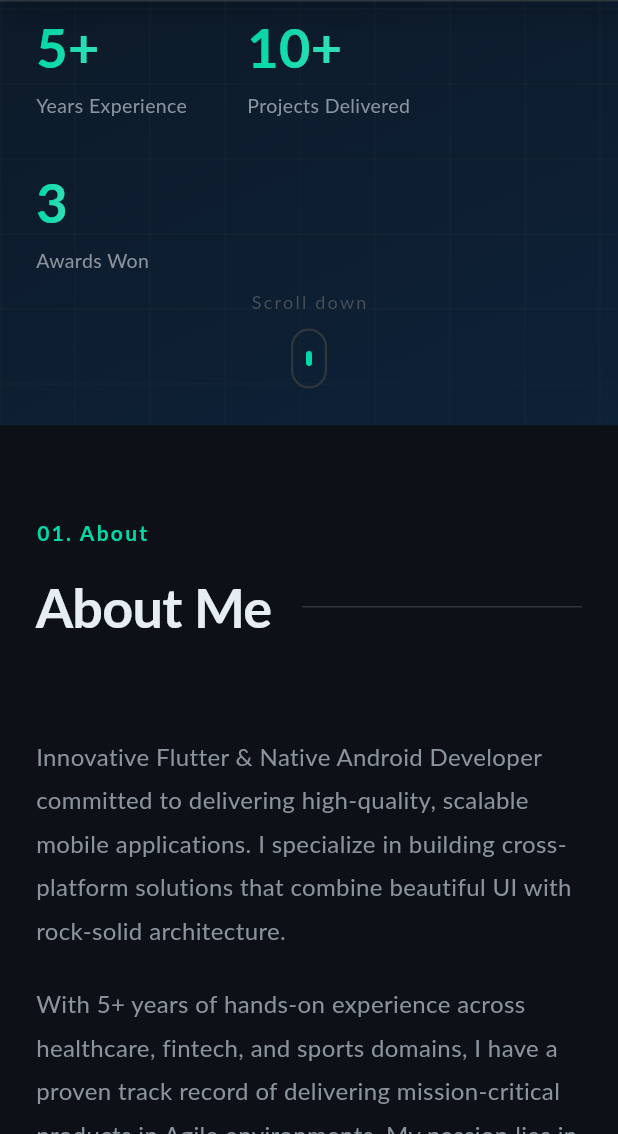
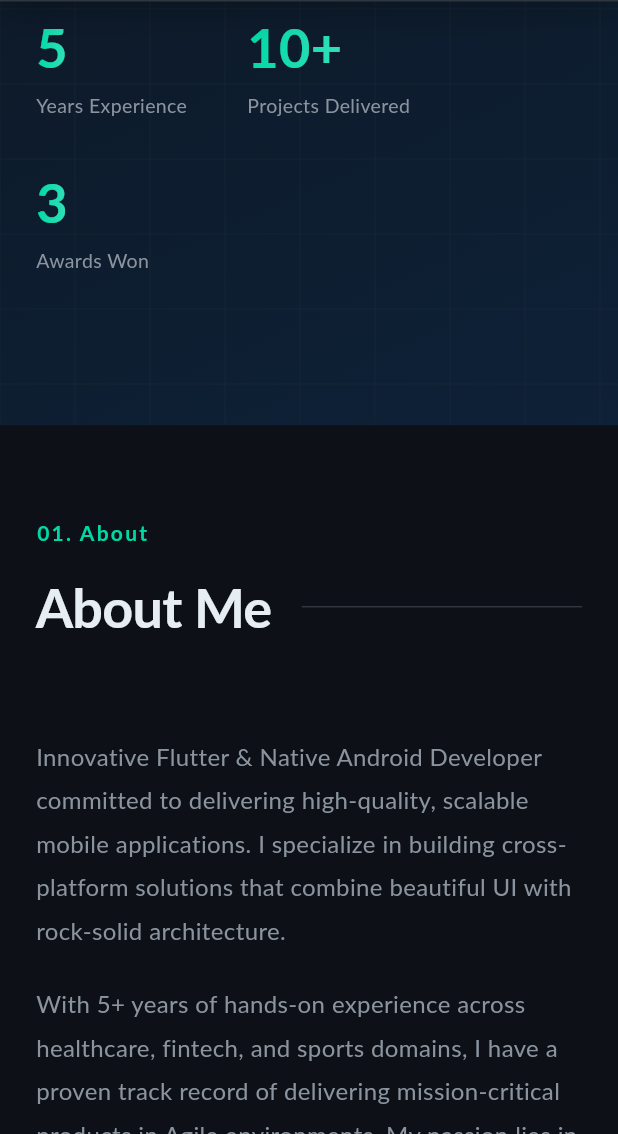
Before and after one commit to Dishant6626/dishant_portfolio, a Flutter app: the screen it shows after launch, scrolled down 576 dp, on a phone screen of 412 x 824 dp, the part 102-1236 px from its top. Run offline on Flutter 3.47's test engine with Material 3 defaults, Android fonts, the phone set to English and light mode, and no system bars; our stand-ins replace cloud_firestore, equatable, firebase_auth, firebase_core, flutter_bloc, logger; accounts and stored records are empty.

Commit message:
Minor changes

```diff
--- a/lib/presentation/widgets/common/nav_bar.dart
+++ b/lib/presentation/widgets/common/nav_bar.dart
@@ -74,7 +74,7 @@ class _PortfolioNavBarState extends State<PortfolioNavBar> {
         boxShadow: _isScrolled
             ? [
                 BoxShadow(
-                  color: Colors.black.withOpacity(0.3),
+                  color: Colors.black.withValues(alpha: 0.3),
                   blurRadius: 20,
                   offset: const Offset(0, 4),
                 ),
--- a/lib/presentation/widgets/sections/hero_section.dart
+++ b/lib/presentation/widgets/sections/hero_section.dart
@@ -64,12 +64,6 @@ class HeroSection extends StatelessWidget {
                 SizedBox(height: MediaQuery.of(context).size.height * 0.12),
               ],
             ),
-          ),
-          Positioned(
-            bottom: 32,
-            left: 0,
-            right: 0,
-            child: Center(child: _ScrollIndicator()),
           ),
         ],
       ),
@@ -237,7 +231,7 @@ class _HeroContent extends StatelessWidget {
           spacing: 40,
           runSpacing: 24,
           children: [
-            _StatItem(value: '5+', label: 'Years Experience'),
+            _StatItem(value: '5', label: 'Years Experience'),
             _StatItem(value: '10+', label: 'Projects Delivered'),
             _StatItem(value: '3', label: 'Awards Won'),
           ],
@@ -421,76 +415,3 @@ class _GridPainter extends CustomPainter {
   @override
   bool shouldRepaint(covariant CustomPainter oldDelegate) => false;
 }
-
-class _ScrollIndicator extends StatefulWidget {
-  @override
-  State<_ScrollIndicator> createState() => _ScrollIndicatorState();
-}
-
-class _ScrollIndicatorState extends State<_ScrollIndicator>
-    with SingleTickerProviderStateMixin {
-  late final AnimationController _controller;
-  late final Animation<double> _animation;
-
-  @override
-  void initState() {
-    super.initState();
-    _controller = AnimationController(
-      vsync: this,
-      duration: const Duration(milliseconds: 1200),
-    )..repeat(reverse: true);
-    _animation = Tween<double>(
-      begin: 0,
-      end: 8,
-    ).animate(CurvedAnimation(parent: _controller, curve: Curves.easeInOut));
-  }
-
-  @override
-  void dispose() {
-    _controller.dispose();
-    super.dispose();
-  }
-
-  @override
-  Widget build(BuildContext context) {
-    return AnimatedBuilder(
-      animation: _animation,
-      builder: (_, child) => Transform.translate(
-        offset: Offset(0, _animation.value),
-        child: child,
-      ),
-      child: Column(
-        mainAxisSize: MainAxisSize.min,
-        children: [
-          const Text(
-            'Scroll down',
-            style: TextStyle(
-              color: AppColors.textMuted,
-              fontSize: 12,
-              letterSpacing: 1.5,
-            ),
-          ),
-          const SizedBox(height: 8),
-          Container(
-            width: 24,
-            height: 40,
-            decoration: BoxDecoration(
-              borderRadius: BorderRadius.circular(12),
-              border: Border.all(color: AppColors.border, width: 1.5),
-            ),
-            child: Center(
-              child: Container(
-                width: 4,
-                height: 10,
-                decoration: BoxDecoration(
-                  color: AppColors.accent,
-                  borderRadius: BorderRadius.circular(2),
-                ),
-              ),
-            ),
-          ),
-        ],
-      ),
-    );
-  }
-}
```
Also changed, not shown: 2 other files.
